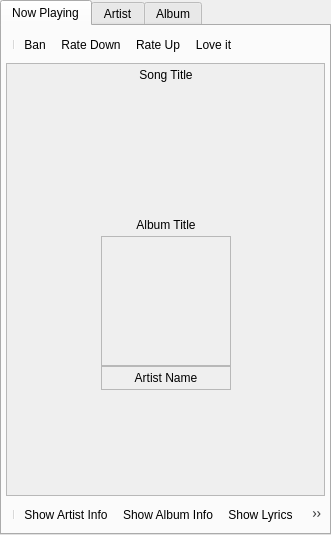
Old version of the form extensions/infowidget/info.ui in the repository DrMoriarty/cuberok.
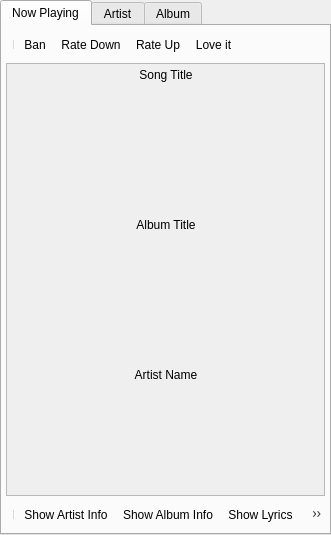
New version of the form. Icons and pictures are not drawn. Custom widgets are drawn as their Qt base class.

What changed in the file:
```diff
--- a/extensions/infowidget/info.ui
+++ b/extensions/infowidget/info.ui
@@ -59,7 +59,7 @@
             <x>0</x>
             <y>0</y>
             <width>315</width>
-            <height>422</height>
+            <height>424</height>
            </rect>
           </property>
           <layout class="QHBoxLayout">
@@ -271,7 +271,7 @@
                  <bool>false</bool>
                 </property>
                 <property name="frameShape">
-                 <enum>QFrame::StyledPanel</enum>
+                 <enum>QFrame::NoFrame</enum>
                 </property>
                 <property name="frameShadow">
                  <enum>QFrame::Raised</enum>
@@ -326,7 +326,7 @@
                  <bool>false</bool>
                 </property>
                 <property name="frameShape">
-                 <enum>QFrame::StyledPanel</enum>
+                 <enum>QFrame::NoFrame</enum>
                 </property>
                 <property name="frameShadow">
                  <enum>QFrame::Raised</enum>
```
Left out of the diff: 21 changed lines with no effect on the pictures.
